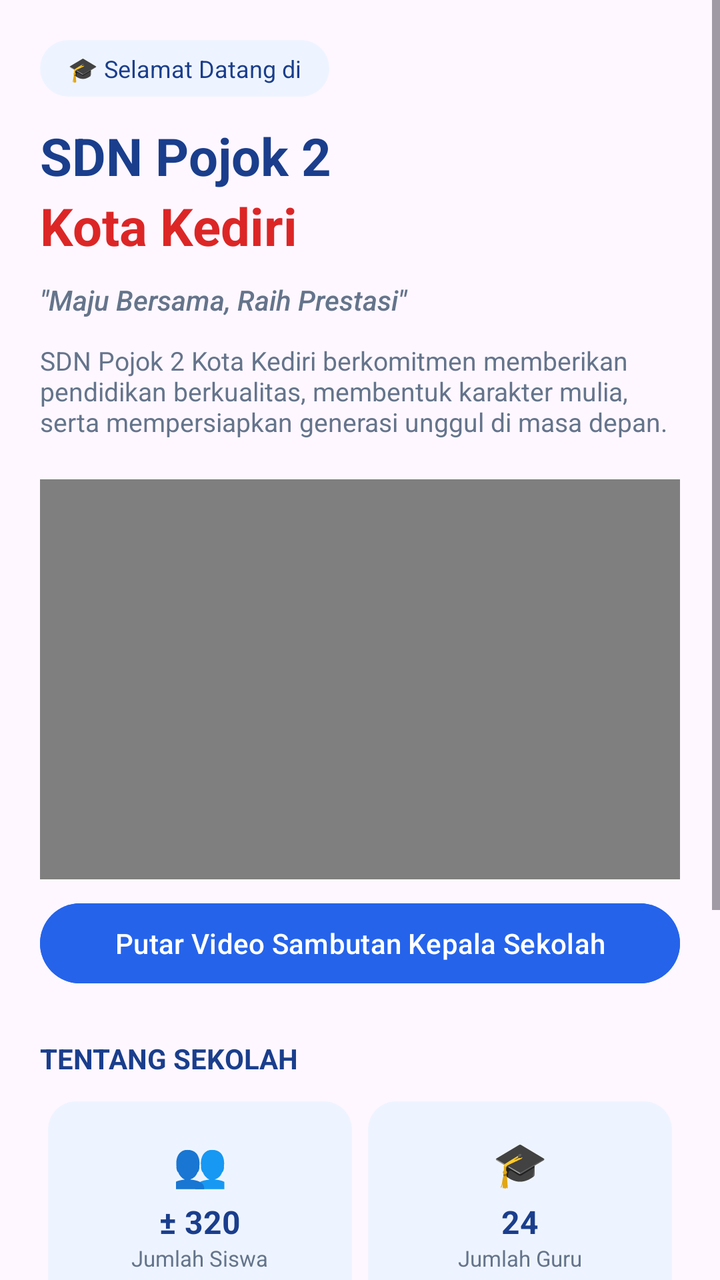
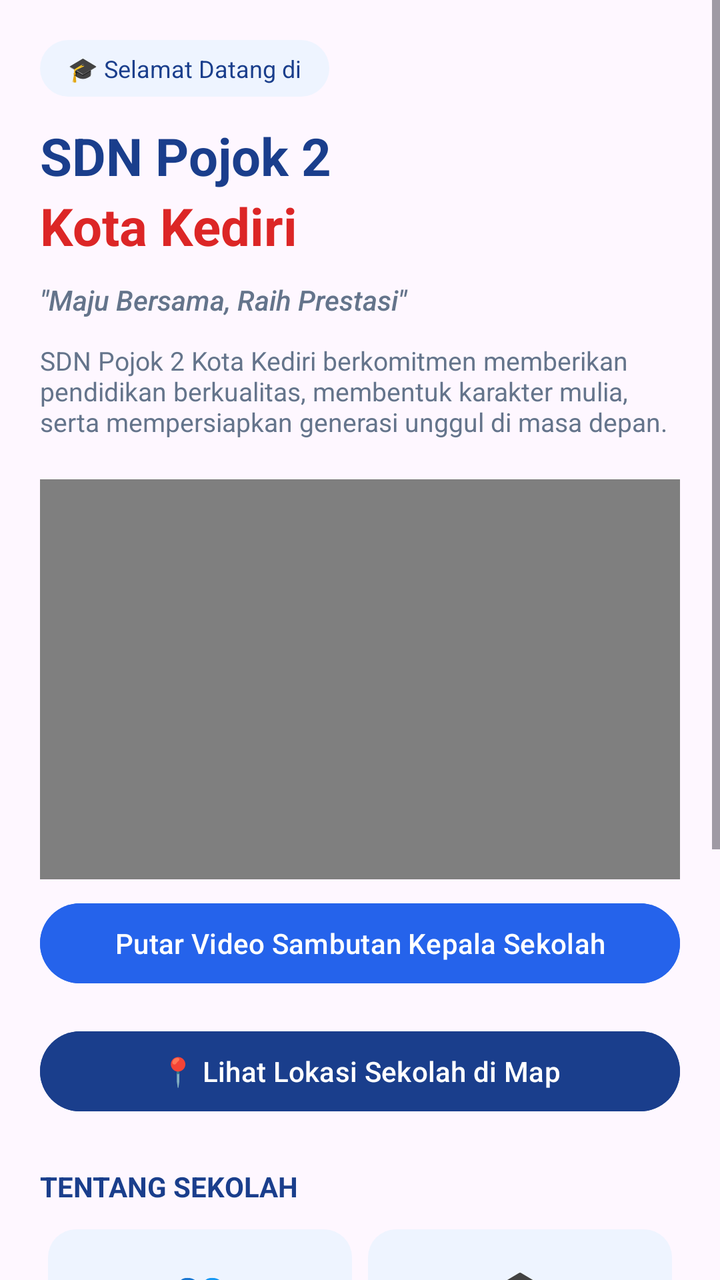

The first picture is an Android layout as it rendered before a commit; the second is the same layout after the commit. The layout source and the unified diff follow.
<!-- AndroidManifest.xml: application theme Theme.SDNPojok2App -->
<!-- res/layout/fragment_beranda.xml -->
<?xml version="1.0" encoding="utf-8"?>
<ScrollView xmlns:android="http://schemas.android.com/apk/res/android"
    android:layout_width="match_parent"
    android:layout_height="match_parent"
    android:fillViewport="true">

    <LinearLayout
        android:layout_width="match_parent"
        android:layout_height="wrap_content"
        android:orientation="vertical"
        android:padding="20dp">

        
        <TextView
            android:layout_width="wrap_content"
            android:layout_height="wrap_content"
            android:background="@drawable/bg_badge_pill"
            android:paddingStart="14dp"
            android:paddingTop="6dp"
            android:paddingEnd="14dp"
            android:paddingBottom="6dp"
            android:text="🎓 Selamat Datang di"
            android:textColor="@color/sdn_navy"
            android:textSize="12sp" />

        <TextView
            android:layout_width="match_parent"
            android:layout_height="wrap_content"
            android:layout_marginTop="12dp"
            android:text="SDN Pojok 2"
            android:textColor="@color/sdn_navy"
            android:textSize="26sp"
            android:textStyle="bold" />

        <TextView
            android:layout_width="match_parent"
            android:layout_height="wrap_content"
            android:text="Kota Kediri"
            android:textColor="@color/sdn_red"
            android:textSize="26sp"
            android:textStyle="bold" />

        <TextView
            android:layout_width="match_parent"
            android:layout_height="wrap_content"
            android:layout_marginTop="10dp"
            android:fontFamily="sans-serif-medium"
            android:text="&quot;Maju Bersama, Raih Prestasi&quot;"
            android:textColor="@color/sdn_gray_text"
            android:textStyle="italic" />

        <TextView
            android:layout_width="match_parent"
            android:layout_height="wrap_content"
            android:layout_marginTop="12dp"
            android:layout_marginBottom="20dp"
            android:text="SDN Pojok 2 Kota Kediri berkomitmen memberikan pendidikan berkualitas, membentuk karakter mulia, serta mempersiapkan generasi unggul di masa depan."
            android:textColor="@color/sdn_gray_text"
            android:textSize="13sp" />

        
        <VideoView
            android:id="@+id/videoSambutan"
            android:layout_width="match_parent"
            android:layout_height="200dp"
            android:layout_marginBottom="8dp" />

        <Button
            android:id="@+id/btnPutarVideo"
            android:layout_width="match_parent"
            android:layout_height="wrap_content"
            android:layout_marginBottom="24dp"
            android:backgroundTint="@color/sdn_blue"
            android:text="Putar Video Sambutan Kepala Sekolah"
            android:textColor="@color/sdn_white" />

        
        <TextView
            android:layout_width="wrap_content"
            android:layout_height="wrap_content"
            android:layout_marginBottom="8dp"
            android:text="TENTANG SEKOLAH"
            android:textColor="@color/sdn_navy"
            android:textStyle="bold" />

        <GridLayout
            android:layout_width="match_parent"
            android:layout_height="wrap_content"
            android:columnCount="2"
            android:rowCount="2">

            <LinearLayout
                android:layout_width="0dp"
                android:layout_height="wrap_content"
                android:layout_columnWeight="1"
                android:layout_margin="4dp"
                android:background="@drawable/bg_card_stat"
                android:gravity="center"
                android:orientation="vertical"
                android:padding="16dp">
                <TextView android:layout_width="wrap_content" android:layout_height="wrap_content" android:text="👥" android:textSize="22sp" />
                <TextView android:layout_width="wrap_content" android:layout_height="wrap_content" android:layout_marginTop="4dp" android:text="± 320" android:textColor="@color/sdn_navy" android:textSize="16sp" android:textStyle="bold" />
                <TextView android:layout_width="wrap_content" android:layout_height="wrap_content" android:text="Jumlah Siswa" android:textColor="@color/sdn_gray_text" android:textSize="11sp" />
            </LinearLayout>

            <LinearLayout
                android:layout_width="0dp"
                android:layout_height="wrap_content"
                android:layout_columnWeight="1"
                android:layout_margin="4dp"
                android:background="@drawable/bg_card_stat"
                android:gravity="center"
                android:orientation="vertical"
                android:padding="16dp">
                <TextView android:layout_width="wrap_content" android:layout_height="wrap_content" android:text="🎓" android:textSize="22sp" />
                <TextView android:layout_width="wrap_content" android:layout_height="wrap_content" android:layout_marginTop="4dp" android:text="24" android:textColor="@color/sdn_navy" android:textSize="16sp" android:textStyle="bold" />
                <TextView android:layout_width="wrap_content" android:layout_height="wrap_content" android:text="Jumlah Guru" android:textColor="@color/sdn_gray_text" android:textSize="11sp" />
            </LinearLayout>

            <LinearLayout
                android:layout_width="0dp"
                android:layout_height="wrap_content"
                android:layout_columnWeight="1"
                android:layout_margin="4dp"
                android:background="@drawable/bg_card_stat"
                android:gravity="center"
                android:orientation="vertical"
                android:padding="16dp">
                <TextView android:layout_width="wrap_content" android:layout_height="wrap_content" android:text="🏫" android:textSize="22sp" />
                <TextView android:layout_width="wrap_content" android:layout_height="wrap_content" android:layout_marginTop="4dp" android:text="1982" android:textColor="@color/sdn_navy" android:textSize="16sp" android:textStyle="bold" />
                <TextView android:layout_width="wrap_content" android:layout_height="wrap_content" android:text="Tahun Berdiri" android:textColor="@color/sdn_gray_text" android:textSize="11sp" />
            </LinearLayout>

            <LinearLayout
                android:layout_width="0dp"
                android:layout_height="wrap_content"
                android:layout_columnWeight="1"
                android:layout_margin="4dp"
                android:background="@drawable/bg_card_stat"
                android:gravity="center"
                android:orientation="vertical"
                android:padding="16dp">
                <TextView android:layout_width="wrap_content" android:layout_height="wrap_content" android:text="📍" android:textSize="22sp" />
                <TextView android:layout_width="wrap_content" android:layout_height="wrap_content" android:layout_marginTop="4dp" android:text="Negeri" android:textColor="@color/sdn_navy" android:textSize="16sp" android:textStyle="bold" />
                <TextView android:layout_width="wrap_content" android:layout_height="wrap_content" android:text="Status" android:textColor="@color/sdn_gray_text" android:textSize="11sp" />
            </LinearLayout>
        </GridLayout>

        <TextView
            android:layout_width="wrap_content"
            android:layout_height="wrap_content"
            android:layout_marginTop="24dp"
            android:text="PENGUMUMAN TERBARU"
            android:textColor="@color/sdn_navy"
            android:textStyle="bold" />

        <TextView
            android:id="@+id/tvPengumuman"
            android:layout_width="match_parent"
            android:layout_height="wrap_content"
            android:layout_marginTop="8dp"
            android:background="@drawable/bg_card_stat"
            android:padding="14dp"
            android:text="Pembagian rapor semester ganjil pada Sabtu, 20 Desember 2026 pukul 08.00."
            android:textColor="@color/sdn_navy" />

    </LinearLayout>
</ScrollView>
<!-- resources referenced by this layout -->
<resources>
  <color name="sdn_blue">#2563EB</color>
  <color name="sdn_gray_text">#64748B</color>
  <color name="sdn_navy">#1A3E8C</color>
  <color name="sdn_red">#DC2626</color>
  <color name="sdn_white">#FFFFFF</color>
  <!-- drawable bg_badge_pill (drawable) -->
  <?xml version="1.0" encoding="utf-8"?>
  <shape xmlns:android="http://schemas.android.com/apk/res/android">
      <solid android:color="@color/sdn_bg_light" />
      <corners android:radius="20dp" />
  </shape>
  <!-- drawable bg_card_stat (drawable) -->
  <?xml version="1.0" encoding="utf-8"?>
  <shape xmlns:android="http://schemas.android.com/apk/res/android">
      <solid android:color="@color/sdn_bg_light" />
      <corners android:radius="14dp" />
  </shape>
  <style name="Theme.SDNPojok2App" parent="Base.Theme.SDNPojok2App" />
  <color name="sdn_bg_light">#EEF4FF</color>
  <style name="Base.Theme.SDNPojok2App" parent="Theme.Material3.DayNight.NoActionBar">
          
          
      </style>
</resources>

<!-- the commit's change to res/layout/fragment_beranda.xml (unified diff, before → after) -->
@@ -69,9 +69,19 @@
             android:id="@+id/btnPutarVideo"
             android:layout_width="match_parent"
             android:layout_height="wrap_content"
-            android:layout_marginBottom="24dp"
+            android:layout_marginBottom="16dp"
             android:backgroundTint="@color/sdn_blue"
             android:text="Putar Video Sambutan Kepala Sekolah"
+            android:textColor="@color/sdn_white" />
+
+        
+        <Button
+            android:id="@+id/btnLihatMap"
+            android:layout_width="match_parent"
+            android:layout_height="wrap_content"
+            android:layout_marginBottom="24dp"
+            android:backgroundTint="@color/sdn_navy"
+            android:text="📍 Lihat Lokasi Sekolah di Map"
             android:textColor="@color/sdn_white" />
 
         
